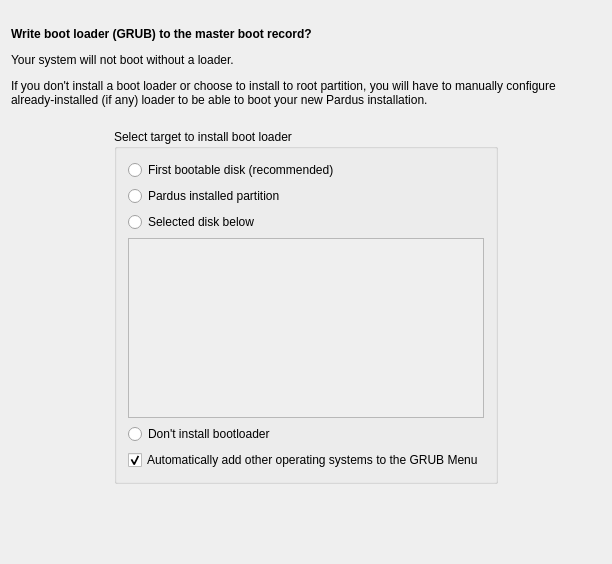
Before: the Qt Designer form yali/gui/Ui/bootloaderwidget.ui in dadas45li/yali, drawn with Qt 5.
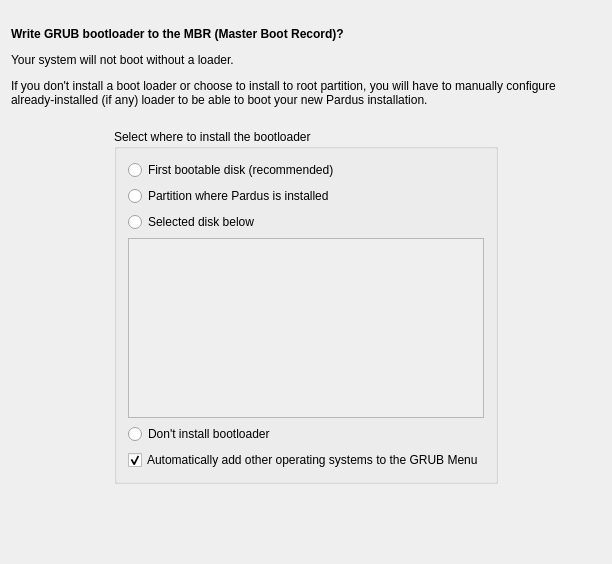
After: the same form once the commit is applied.

```diff
--- a/yali/gui/Ui/bootloaderwidget.ui
+++ b/yali/gui/Ui/bootloaderwidget.ui
@@ -36,7 +36,7 @@
       <number>1</number>
      </property>
      <property name="text">
-      <string>&lt;b&gt;Write boot loader (GRUB) to the master boot record?&lt;/b&gt;
+      <string>&lt;b&gt;Write GRUB bootloader to the MBR (Master Boot Record)?&lt;/b&gt;
 
 &lt;p&gt;Your system will not boot without a loader.&lt;/p&gt;
 
@@ -88,7 +88,7 @@
    <item row="3" column="1">
     <widget class="QGroupBox" name="buttonGroup">
      <property name="title">
-      <string>Select target to install boot loader</string>
+      <string>Select where to install the bootloader</string>
      </property>
      <layout class="QVBoxLayout">
       <item>
@@ -101,7 +101,7 @@
       <item>
        <widget class="QRadioButton" name="installPart">
         <property name="text">
-         <string>Pardus installed partition</string>
+         <string>Partition where Pardus is installed</string>
         </property>
        </widget>
       </item>
```
